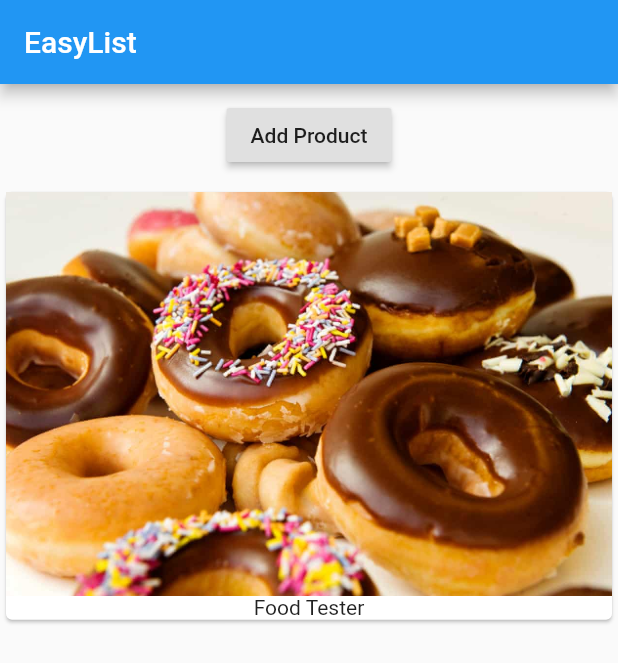
After one commit to dpetla/flutter_course, a Flutter app: the screen it shows after launch, on a phone screen of 412 x 824 dp. The commit adds this screen. Shown: the top 663 px of the screen. Run offline on Flutter 3.47's test engine with Material 2 defaults, Android fonts, the phone set to English and light mode, and no system bars.

Commit message:
data flow between widgets

```diff
--- a/lib/main.dart
+++ b/lib/main.dart
@@ -1,51 +1,18 @@
 import 'package:flutter/material.dart';
+
+import './product_manager.dart';
 
 void main() => runApp(MyApp());
 
-class MyApp extends StatefulWidget {
-  @override
-  State<StatefulWidget> createState() {
-    return _MyAppState();
-  }
-}
-
-class _MyAppState extends State<MyApp> {
-  List<String> _products = ['Food Tester'];
-
+class MyApp extends StatelessWidget {
   @override
   Widget build(BuildContext context) {
     return MaterialApp(
       home: Scaffold(
-        appBar: AppBar(title: Text('EasyList')),
-        body: Column(
-          children: <Widget>[
-            Container(
-              margin: EdgeInsets.all(10.0),
-              child: RaisedButton(
-                onPressed: () {
-                  setState(() {
-                  _products.add('Advanced Food Tester');
-                  });
-                },
-                child: Text('Add Product'),
-              ),
-            ),
-            Column(
-              children: _products
-                  .map(
-                    (element) => Card(
-                          child: Column(
-                            children: <Widget>[
-                              Image.asset('assets/food.jpg'),
-                              Text(element)
-                            ],
-                          ),
-                        ),
-                  )
-                  .toList(),
-            ),
-          ],
+        appBar: AppBar(
+          title: Text('EasyList'),
         ),
+        body: ProductManager('Food Tester'),
       ),
     );
   }
--- /dev/null
+++ b/lib/product_manager.dart
@@ -0,0 +1,43 @@
+import 'package:flutter/material.dart';
+
+import './products.dart';
+
+class ProductManager extends StatefulWidget {
+  final String startingProduct;
+  ProductManager(this.startingProduct);
+
+  @override
+  State<StatefulWidget> createState() {
+    return _ProductManagerState();
+  }
+}
+
+class _ProductManagerState extends State<ProductManager> {
+  List<String> _products = [];
+
+  @override
+  void initState() {
+    _products.add(widget.startingProduct);
+    super.initState();
+  }
+
+  @override
+  Widget build(BuildContext context) {
+    return Column(
+      children: [
+        Container(
+          margin: EdgeInsets.all(10.0),
+          child: RaisedButton(
+            onPressed: () {
+              setState(() {
+                _products.add('Advanced Food Tester');
+              });
+            },
+            child: Text('Add Product'),
+          ),
+        ),
+        Products(_products)
+      ],
+    );
+  }
+}
--- /dev/null
+++ b/lib/products.dart
@@ -0,0 +1,25 @@
+import 'package:flutter/material.dart';
+
+class Products extends StatelessWidget {
+  final List<String> products;
+
+  Products(this.products);
+
+  @override
+  Widget build(BuildContext context) {
+    return Column(
+      children: products
+          .map(
+            (element) => Card(
+                  child: Column(
+                    children: <Widget>[
+                      Image.asset('assets/food.jpg'),
+                      Text(element)
+                    ],
+                  ),
+                ),
+          )
+          .toList(),
+    );
+  }
+}
```
